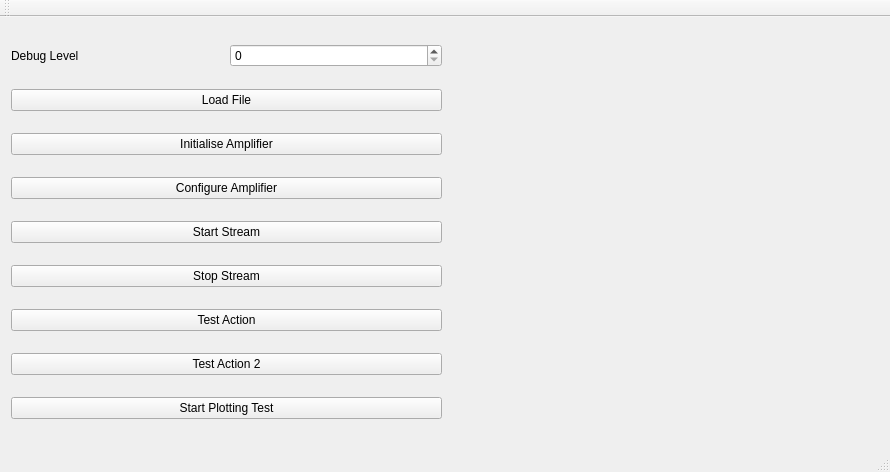
Above: cpp-generic/demo/biryani-demo/mainwindow.ui from EspoTek/Biryani before the change. Below: the same form after it.
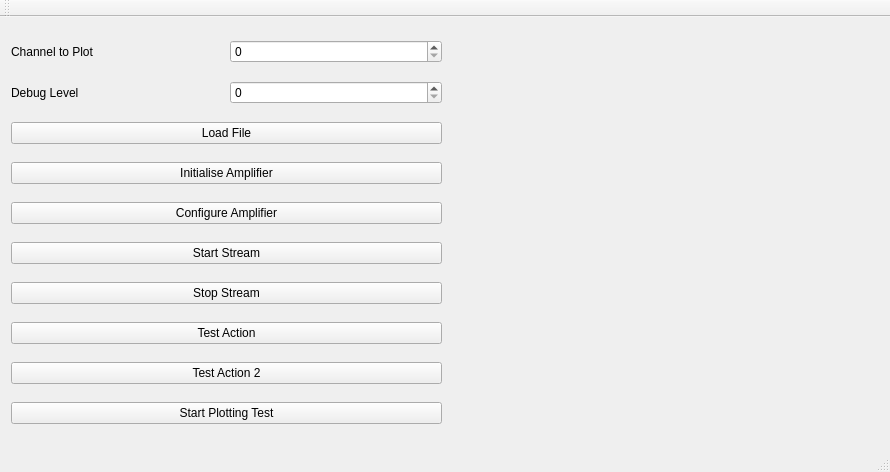
That is the form after the change. Custom widgets are drawn as their Qt base class.

```diff
--- a/cpp-generic/demo/biryani-demo/mainwindow.ui
+++ b/cpp-generic/demo/biryani-demo/mainwindow.ui
@@ -17,6 +17,24 @@
    <layout class="QHBoxLayout" name="horizontalLayout_2">
     <item>
      <layout class="QVBoxLayout" name="verticalLayout">
+      <item>
+       <layout class="QHBoxLayout" name="horizontalLayout_3">
+        <item>
+         <widget class="QLabel" name="label">
+          <property name="text">
+           <string>Channel to Plot</string>
+          </property>
+         </widget>
+        </item>
+        <item>
+         <widget class="QSpinBox" name="channelPlotSpinBox">
+          <property name="maximum">
+           <number>67</number>
+          </property>
+         </widget>
+        </item>
+       </layout>
+      </item>
       <item>
        <layout class="QHBoxLayout" name="horizontalLayout">
         <item>
```
